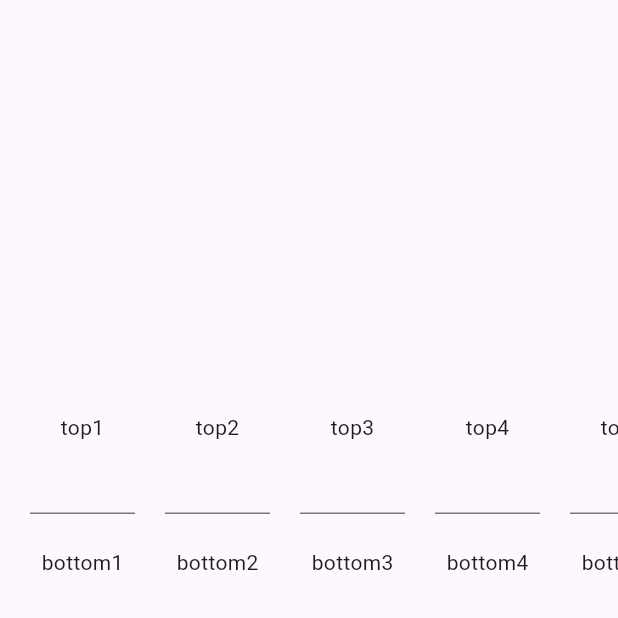
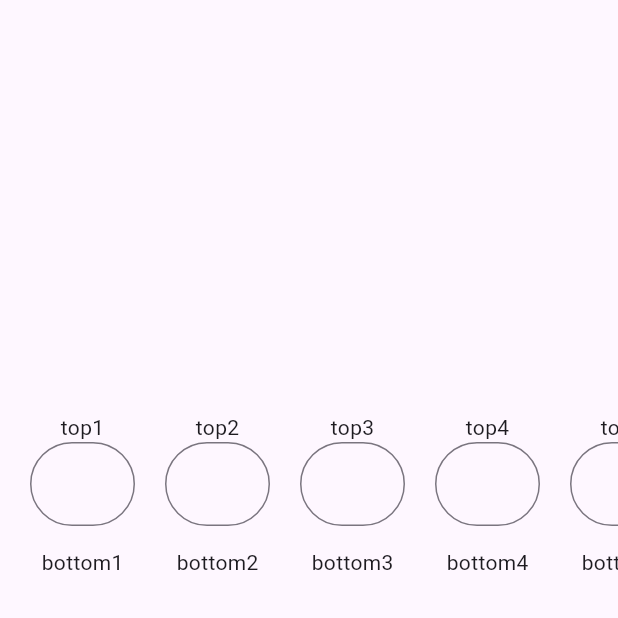
Before and after one commit to NicosNicolaou16/dynamic_single_text_field, a Flutter app: the screen it shows after launch, on a phone screen of 412 x 824 dp, the top half of it. Run offline on Flutter 3.47's test engine with Material 2 defaults, Android fonts, the phone set to English and light mode, and no system bars.

Commit message:
update the example

```diff
--- a/lib/dynamic_single_text_field_widget.dart
+++ b/lib/dynamic_single_text_field_widget.dart
@@ -138,6 +138,7 @@ class _DynamicSingleTextFieldWidgetState
           fillColor: widget.singleTextFillColor,
           filled: widget.singleTextFillColor != null,
           border: widget.inputBorder ?? const UnderlineInputBorder(),
+          focusedBorder: widget.inputBorder ?? const UnderlineInputBorder(),
           hintText: widget.singleHintText,
           hintStyle: widget.singleHintTextStyle ?? const TextStyle(),
         ),
--- a/sample_project/lib/main.dart
+++ b/sample_project/lib/main.dart
@@ -1,5 +1,6 @@
 import 'package:dynamic_single_text_field/dynamic_single_text_field.dart';
 import 'package:dynamic_single_text_field/model/single_text_model.dart';
+import 'package:flutter/foundation.dart';
 import 'package:flutter/material.dart';
 
 void main() {
@@ -76,11 +77,27 @@ class _MyHomePageState extends State<MyHomePage> {
           height: MediaQuery.of(context).size.height / 3,
         ),
         Expanded(
-            child: DynamicSingleTextFieldWidget(
-          singleTextModelList: singleTextModelList,
-          showLabelsType: ShowLabelsType.show_both_labels_type,
-          textInputType: TextInputType.number,
-        )),
+          child: DynamicSingleTextFieldWidget(
+            singleTextModelList: singleTextModelList,
+            showLabelsType: ShowLabelsType.show_both_labels_type,
+            inputBorder: const OutlineInputBorder(
+              borderSide: BorderSide(
+                color: Colors.grey,
+              ),
+              borderRadius: BorderRadius.all(
+                Radius.circular(
+                  50,
+                ),
+              ),
+            ),
+            textInputType: TextInputType.number,
+            onChangeSingleText: (String value, int index) {
+              if (kDebugMode) {
+                print("value: $value index: $index");
+              }
+            },
+          ),
+        ),
       ],
     ));
   }
```
